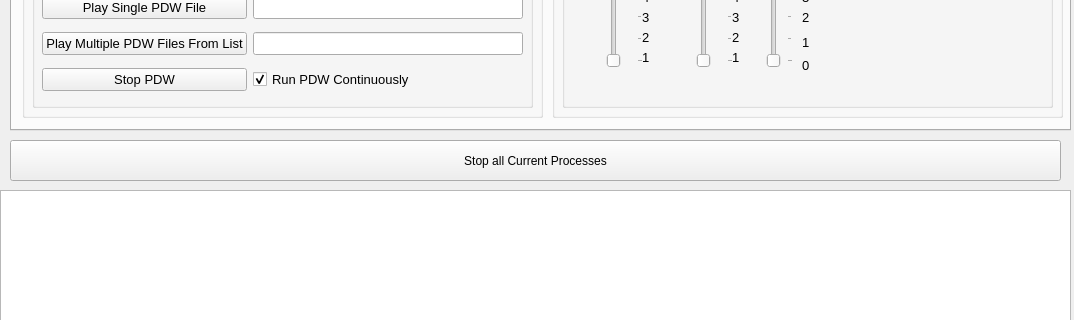
Old version of the form UXG/mainwindow.ui in the repository jonk4m/UXG; both pictures show x 0 to 1074 and y 510 to 830 of the 1074 by 974 pixel window.
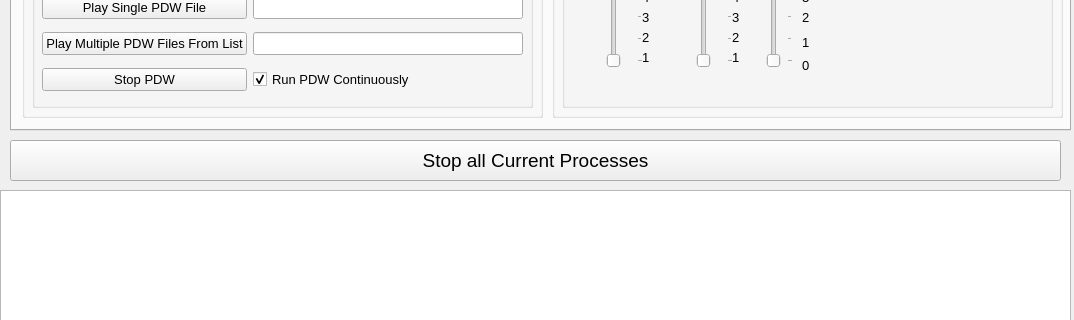
New version of the form.

The edit to the form file:
```diff
--- a/UXG/mainwindow.ui
+++ b/UXG/mainwindow.ui
@@ -6530,6 +6530,11 @@
       <height>41</height>
      </rect>
     </property>
+    <property name="font">
+     <font>
+      <pointsize>14</pointsize>
+     </font>
+    </property>
     <property name="text">
      <string>Stop all Current Processes</string>
     </property>
```
Left out of the diff: 9 changed lines with no effect on the pictures.
